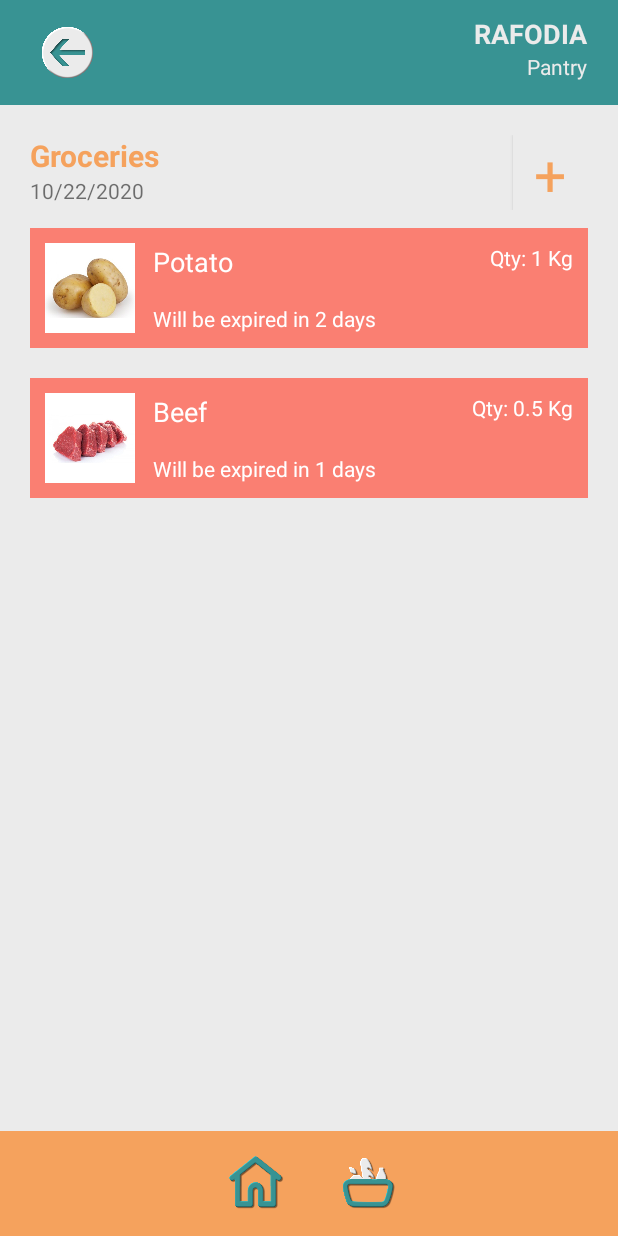
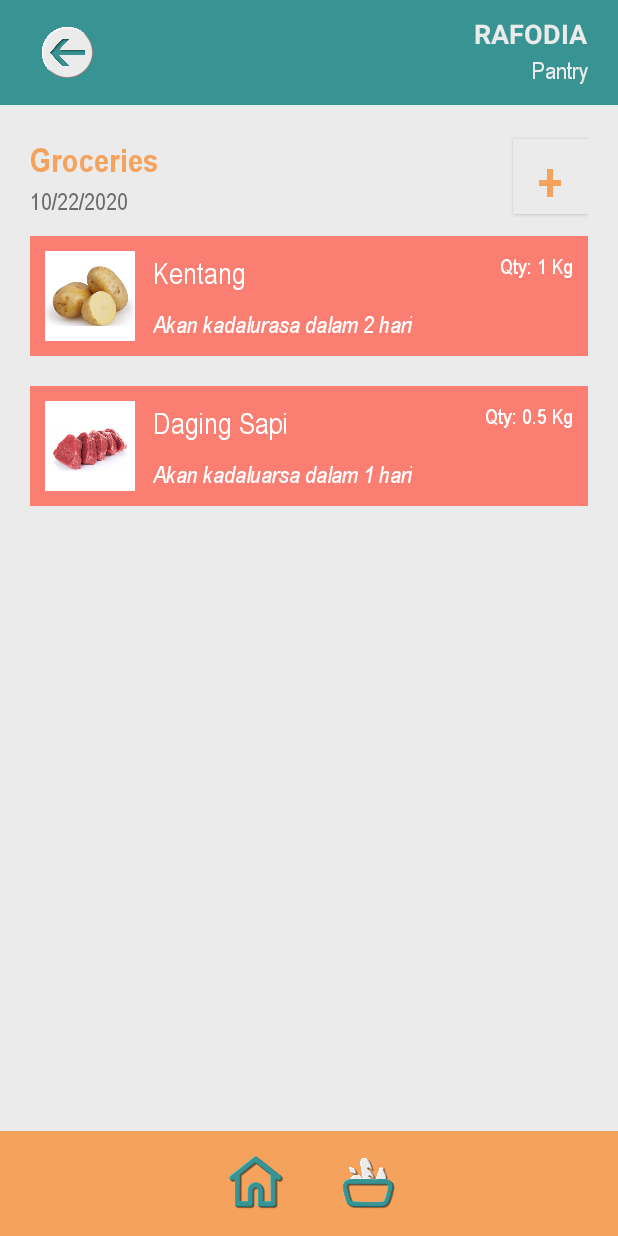
Before and after one commit to iklilnur/Rafodia, an Android app: the FilledGroceries screen opened directly, with no data from a screen before it, on a phone screen of 412 x 824 dp. Run offline under Robolectric (Android 15) with nearby library versions, the light colour scheme and no system bars.

Commit message:
cowmeat ganti beef

```diff
--- a/app/src/main/res/font/fonts.xml
+++ b/app/src/main/res/font/fonts.xml
@@ -1,10 +1,10 @@
 <?xml version="1.0" encoding="utf-8"?>
 <font-family xmlns:android="http://schemas.android.com/apk/res/android">
     <font
-        android:font="@font/ARIALN"/>
+        android:font="@font/arialn"/>
     <font
-        android:font="@font/ARIALNB"/>
+        android:font="@font/arialnb"/>
     <font
-        android:font="@font/ARIALNI"/>
+        android:font="@font/arialni"/>
 
 </font-family>
--- a/app/src/main/res/layout/activity_filled_groceries.xml
+++ b/app/src/main/res/layout/activity_filled_groceries.xml
@@ -47,8 +47,10 @@
                 android:layout_height="wrap_content"
                 android:layout_below="@id/iconAplikasi"
                 android:layout_alignParentRight="true"
+                android:fontFamily="@font/arialn"
                 android:text="@string/title_pantry"
-                android:textColor="@color/background" />
+                android:textColor="@color/background"
+                android:textSize="16sp" />
         </RelativeLayout>
 
         <LinearLayout
@@ -75,6 +77,7 @@
                     android:layout_marginLeft="0sp"
                     android:layout_marginRight="0sp"
                     android:background="@color/background"
+                    android:fontFamily="@font/arialnb"
                     android:text="@string/plus"
                     android:textColor="@color/footer"
                     android:textSize="38sp" />
@@ -86,10 +89,11 @@
                     android:layout_alignParentLeft="true"
                     android:layout_marginBottom="0sp"
                     android:background="@color/background"
+                    android:fontFamily="@font/arialnb"
                     android:gravity="center_vertical"
                     android:text="@string/title_groceries"
                     android:textColor="@color/footer"
-                    android:textSize="20sp"
+                    android:textSize="22sp"
                     android:textStyle="bold" />
 
                 <TextView
@@ -97,7 +101,9 @@
                     android:layout_width="wrap_content"
                     android:layout_height="wrap_content"
                     android:layout_below="@id/filledGroceriesTitle"
-                    android:text="@string/tanggal1_pantry" />
+                    android:fontFamily="@font/arialn"
+                    android:text="@string/tanggal1_pantry"
+                    android:textSize="16sp" />
             </RelativeLayout>
 
             <RelativeLayout
@@ -113,9 +119,10 @@
                     android:layout_height="wrap_content"
                     android:layout_marginLeft="12sp"
                     android:layout_toRightOf="@id/itemPict2"
+                    android:fontFamily="@font/arialn"
                     android:text="@string/item2_name"
                     android:textColor="@color/white"
-                    android:textSize="18sp" />
+                    android:textSize="20sp" />
 
                 <TextView
                     android:id="@+id/itemExpire2"
@@ -124,8 +131,10 @@
                     android:layout_alignParentBottom="true"
                     android:layout_marginLeft="12sp"
                     android:layout_toRightOf="@id/itemPict2"
+                    android:fontFamily="@font/arialni"
                     android:text="@string/item2_expire"
-                    android:textColor="@color/white" />
+                    android:textColor="@color/white"
+                    android:textSize="16sp" />
 
                 <TextView
                     android:id="@+id/itemQty2"
@@ -134,6 +143,7 @@
                     android:layout_alignRight="@id/itemName2"
                     android:layout_alignParentTop="true"
                     android:layout_alignParentRight="true"
+                    android:fontFamily="@font/arialn"
                     android:text="@string/item2_qty"
                     android:textColor="@color/white" />
 
@@ -160,9 +170,10 @@
                     android:layout_height="wrap_content"
                     android:layout_marginLeft="12sp"
                     android:layout_toRightOf="@id/itemPict1"
+                    android:fontFamily="@font/arialn"
                     android:text="@string/item1_name"
                     android:textColor="@color/white"
-                    android:textSize="18sp" />
+                    android:textSize="20sp" />
 
                 <TextView
                     android:id="@+id/itemExpire1"
@@ -171,8 +182,10 @@
                     android:layout_alignParentBottom="true"
                     android:layout_marginLeft="12sp"
                     android:layout_toRightOf="@id/itemPict1"
+                    android:fontFamily="@font/arialni"
                     android:text="@string/item1_expire"
-                    android:textColor="@color/white" />
+                    android:textColor="@color/white"
+                    android:textSize="16sp" />
 
                 <TextView
                     android:id="@+id/itemQty1"
@@ -181,6 +194,7 @@
                     android:layout_alignRight="@id/itemName1"
                     android:layout_alignParentTop="true"
                     android:layout_alignParentRight="true"
+                    android:fontFamily="@font/arialn"
                     android:text="@string/item1_qty"
                     android:textColor="@color/white" />
 
--- a/app/src/main/res/values/strings.xml
+++ b/app/src/main/res/values/strings.xml
@@ -9,28 +9,28 @@
     <string name="qty1_pantry">Qty: 2</string>
     <string name="tanggal2_pantry">10/21/2020</string>
     <string name="qty2_pantry">Qty: 0</string>
-    <string name="kadaluarsa">Some foods may be nearly expired.</string>
+    <string name="kadaluarsa">Beberapa bahan mungkin akan segera kadaluarsa.</string>
     <!-- Groceries String -->
     <string name="title_groceries">Groceries</string>
     <!-- Empty Groceries String -->
-    <string name="empty_groceries_content">Your groceries is empty. Tap the + button to add an item.</string>
+    <string name="empty_groceries_content">Groceries Anda kosong. Tekan tombol + untuk menambahkan barang.</string>
     <!-- Filled Groceries String -->
-    <string name="item2_name">Potato</string>
-    <string name="item2_expire">Will be expired in 2 days</string>
+    <string name="item2_name">Kentang</string>
+    <string name="item2_expire">Akan kadalurasa dalam 2 hari</string>
     <string name="item2_qty">Qty: 1 Kg</string>
-    <string name="item1_name">Beef</string>
-    <string name="item1_expire">Will be expired in 1 days</string>
+    <string name="item1_name">Daging Sapi</string>
+    <string name="item1_expire">Akan kadaluarsa dalam 1 hari</string>
     <string name="item1_qty">Qty: 0.5 Kg</string>
     <!-- Input Groceries -->
-    <string name="title_input_groceries">Add a new date</string>
-    <string name="content_input_groceries">Enter a new date in the form below</string>
-    <string name="button_input_groceries">Save</string>
+    <string name="title_input_groceries">Tambahkan tanggal baru</string>
+    <string name="content_input_groceries">Tambahkan tanggal pada form dibawah ini</string>
+    <string name="button_input_groceries">Simpan</string>
     <!-- Input Item -->
-    <string name="title_input_item">Add a new item</string>
+    <string name="title_input_item">Tambahkan barang baru</string>
     <string name="subtitle_input_item">10/22/2020</string>
-    <string name="item_input_item">Select Item</string>
-    <string name="quantity_input_item">Item Quantity</string>
-    <string name="button_input_item">Add</string>
+    <string name="item_input_item">Pilih jenis barang</string>
+    <string name="quantity_input_item">Jumlah</string>
+    <string name="button_input_item">Tambah</string>
     <!-- Start Page -->
     <string name="title_start_page">RAFODIA</string>
     <string name="textTagline">M a n a g e s    Y o u r    G r o c e r i e s</string>
```
Also changed, not shown: app/src/main/res/layout/activity_empty_groceries.xml (+11 -4 lines), app/src/main/res/layout/activity_input_groceries.xml (+6 -2 lines), app/src/main/res/layout/activity_input_item.xml (+12 -5 lines), app/src/main/res/layout/activity_pantry.xml (+12 -4 lines), app/src/main/res/layout/activity_start_page.xml (+4 -6 lines), app/src/main/res/font/arialn.ttf (renamed from app/src/main/res/font/ARIALN.TTF), app/src/main/res/font/arialnb.ttf (renamed from app/src/main/res/font/ARIALNB.TTF), app/src/main/res/font/arialnbi.ttf (renamed from app/src/main/res/font/ARIALNBI.TTF), app/src/main/res/font/arialni.ttf (renamed from app/src/main/res/font/ARIALNI.TTF).
